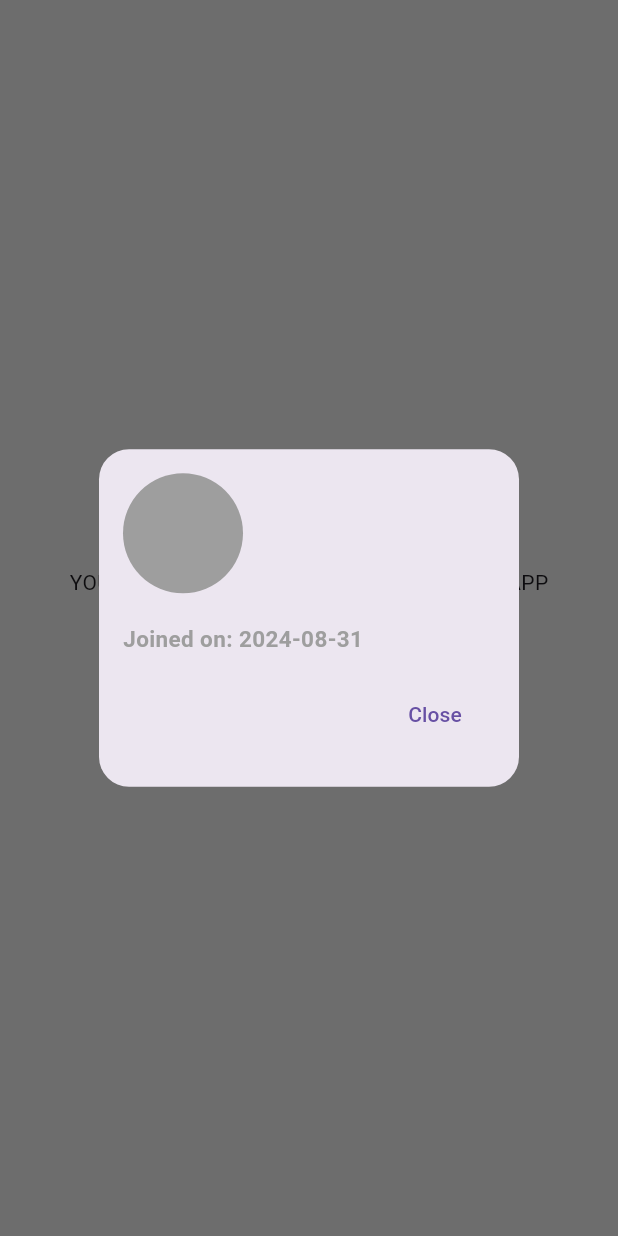
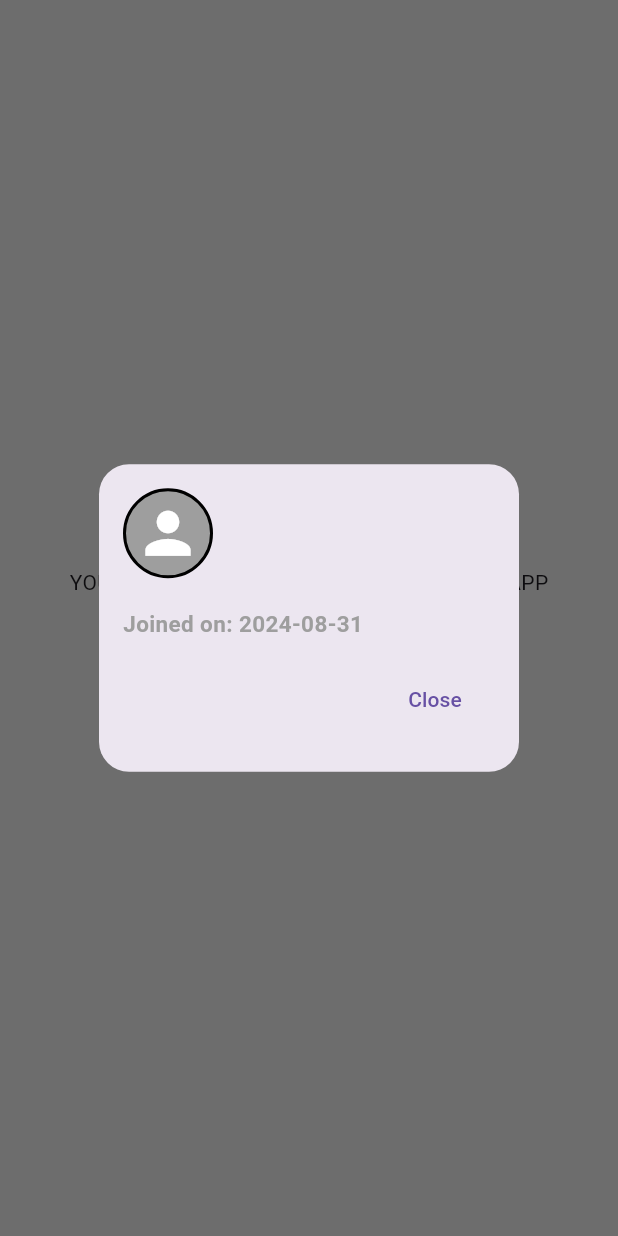
Before and after one commit to Anes2021/myB_blog_application, a Flutter app: the ItemMenu widget shown alone on an empty page, opened directly with empty values, after a tap on "See Profile", on a phone screen of 412 x 824 dp. Run offline on Flutter 3.47's test engine with Material 3 defaults, Android fonts, the phone set to English and light mode, and no system bars; our stand-ins replace cherry_toast, cloud_firestore, firebase_auth, firebase_core, firebase_storage, google_fonts and 3 more; accounts and stored records are empty; network calls fail.

Commit message:
Some final bugs fixed

```diff
--- a/lib/core/blog_card.dart
+++ b/lib/core/blog_card.dart
@@ -440,10 +440,39 @@ class ItemMenu extends StatelessWidget {
             children: [
               Row(
                 children: [
-                  const CircleAvatar(
-                    radius: 40,
-                    backgroundColor: ColorsApp.greyColor,
-                    // backgroundImage: NetworkImage(userModel.profileImageUrl),
+                  Container(
+                    height: 60,
+                    width: 60,
+                    decoration: BoxDecoration(
+                      color: ColorsApp.greyColor,
+                      border: Border.all(color: ColorsApp.blackColor, width: 2),
+                      borderRadius: BorderRadius.circular(50),
+                    ),
+                    child: ClipRRect(
+                      borderRadius: BorderRadius.circular(50),
+                      child: userModel.imageUrl.isEmpty
+                          ? const Center(
+                              child: Icon(
+                                Icons.person,
+                                size: 45,
+                                color: ColorsApp.whiteColor,
+                              ),
+                            )
+                          : CachedNetworkImage(
+                              imageUrl: userModel.imageUrl,
+                              fit: BoxFit.cover,
+                              placeholder: (context, url) => const Center(
+                                child: CircularProgressIndicator(),
+                              ),
+                              errorWidget: (context, url, error) =>
+                                  const Center(
+                                child: Icon(
+                                  Icons.error,
+                                  color: Colors.red,
+                                ),
+                              ),
+                            ),
+                    ),
                   ),
                   const SizedBox(width: 16),
                   Column(
--- a/lib/core/favorites_card.dart
+++ b/lib/core/favorites_card.dart
@@ -68,6 +68,7 @@ class FavoritesCard extends StatelessWidget {
               height: 10,
             ),
             Row(
+              crossAxisAlignment: CrossAxisAlignment.start,
               children: [
                 Text(
                   "Title :",
--- a/lib/screens/create_blog_screen.dart
+++ b/lib/screens/create_blog_screen.dart
@@ -47,9 +47,7 @@ class _CreateBlogScreenState extends State<CreateBlogScreen> {
                   children: [
                     GestureDetector(
                       onTap: () {
-                        Navigator.of(context).push(MaterialPageRoute(
-                          builder: (context) => const HomeScreen(),
-                        ));
+                        Navigator.of(context).pop();
                       },
                       child: Container(
                         decoration: BoxDecoration(
```
Also changed, not shown: lib/screens/comments_screen.dart (+16 -0 lines).
